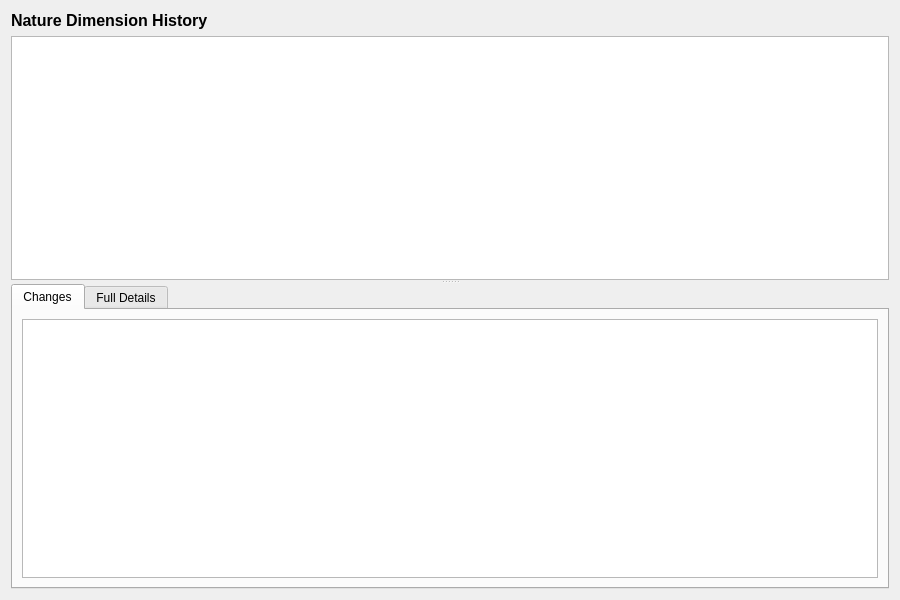
This is projects/ores.qt/ui/NatureDimensionHistoryDialog.ui in OreStudio/OreStudio as Qt 5 draws it before an edit. The edited form follows.
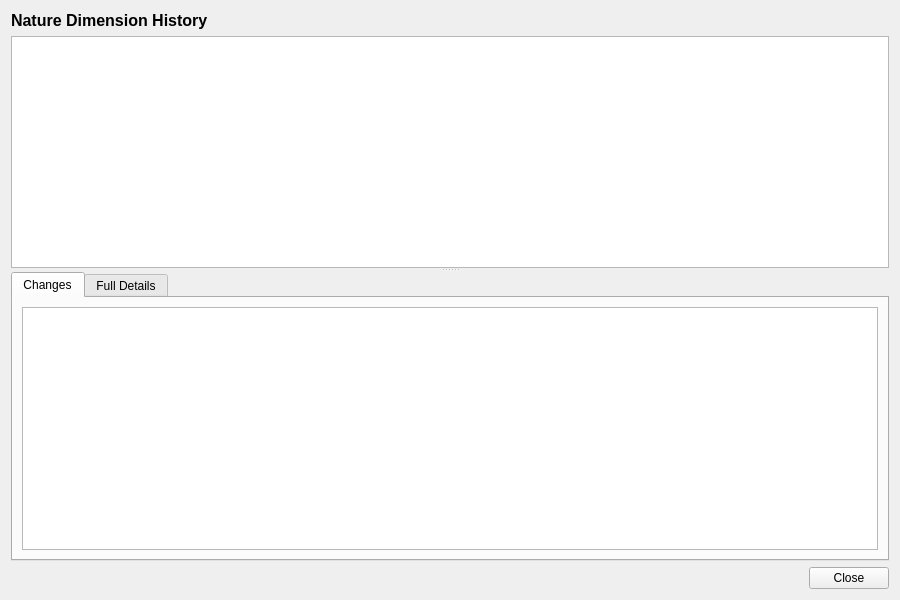
This is the edited form.

Commit message: [qt] Remove toolbars from detail dialogs; add Close button throughout

Diff of the .ui file:
```diff
--- a/projects/ores.qt/ui/NatureDimensionHistoryDialog.ui
+++ b/projects/ores.qt/ui/NatureDimensionHistoryDialog.ui
@@ -196,6 +196,27 @@
      </widget>
     </widget>
    </item>
+   <item>
+    <layout class="QHBoxLayout" name="buttonLayout">
+     <item>
+      <spacer name="horizontalSpacer">
+       <property name="orientation">
+        <enum>Qt::Horizontal</enum>
+       </property>
+       <property name="sizeHint" stdset="0">
+        <size><width>40</width><height>20</height></size>
+       </property>
+      </spacer>
+     </item>
+     <item>
+      <widget class="QPushButton" name="closeButton">
+       <property name="text">
+        <string>Close</string>
+       </property>
+      </widget>
+     </item>
+    </layout>
+   </item>
   </layout>
  </widget>
  <resources/>
```
The commit also changes 201 other files.
